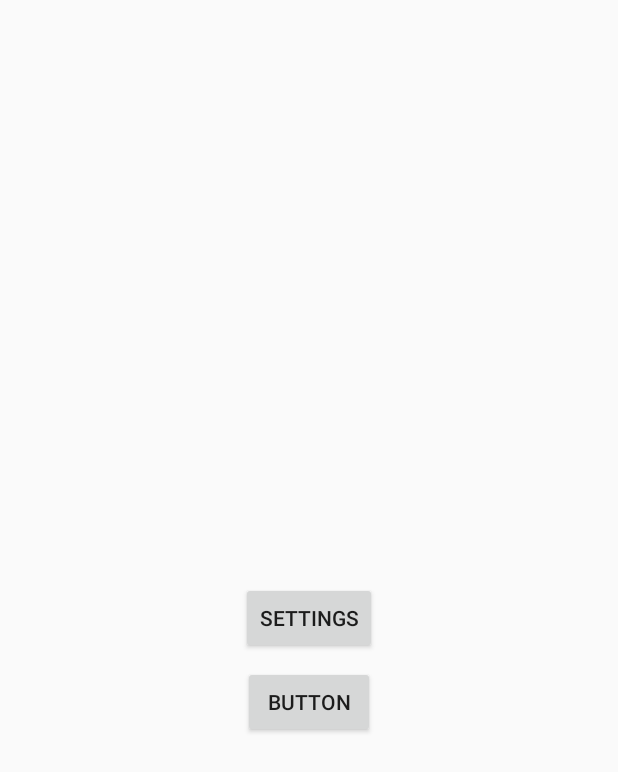
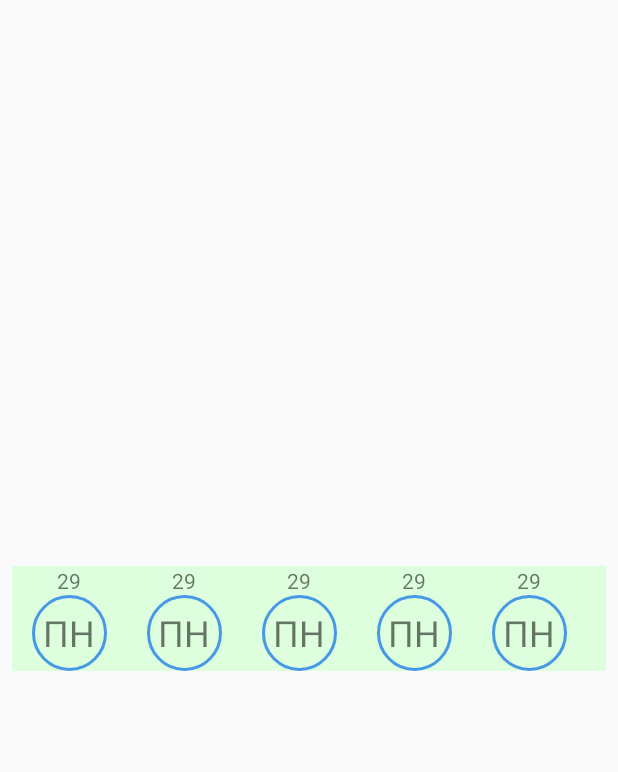
Before and after one commit to nsnk29/Schedule, an Android app: the screen it shows after launch (MainActivity), on a phone screen of 412 x 824 dp. Shown: the top 772 px of the screen. Run offline under Robolectric (Android 15) with nearby library versions, the phone set to English and light mode, and no system bars; libraries missing offline, so code that uses them is left out: io.realm, io.realm.kotlin; 4 statements that could not run were skipped.

Commit message:
Added recycleView to mainActivity

```diff
--- a/app/build.gradle
+++ b/app/build.gradle
@@ -41,5 +41,6 @@ dependencies {
     implementation "com.squareup.okhttp3:okhttp:4.0.1"
     implementation 'com.google.code.gson:gson:2.8.5'
     implementation "com.android.support:support-compat:28.0.0"
+    implementation "com.android.support:recyclerview-v7:28.1.0"
 
 }
--- a/app/src/main/java/com/example/schedule/MainActivity.kt
+++ b/app/src/main/java/com/example/schedule/MainActivity.kt
@@ -23,12 +23,18 @@ import java.net.URL
 import java.util.*
 import android.content.SharedPreferences
 import android.widget.TimePicker
+import androidx.recyclerview.widget.LinearLayoutManager
+import androidx.recyclerview.widget.OrientationHelper
+import kotlinx.android.synthetic.main.activity_main.*
+import androidx.recyclerview.widget.DividerItemDecoration
+
+
 
 
 class MainActivity : AppCompatActivity() {
 
     private lateinit var realm: Realm
-
+    private lateinit var mAdapter: MainAdapter
     companion object {
         const val CHANNEL_ID = "com.example.schedule"
     }
@@ -38,9 +44,17 @@ class MainActivity : AppCompatActivity() {
         setContentView(R.layout.activity_main)
         PreferenceManager.setDefaultValues(this, R.xml.root_preferences, false);
 
+        createNotificationChannel()
 
+        recycleView.layoutManager = LinearLayoutManager(
+            this,
+            OrientationHelper.HORIZONTAL,
+            false
+        )
+        mAdapter = MainAdapter()
+        recycleView.adapter = mAdapter
+        recycleView.addItemDecoration(MarginItemDecoration(20))
 
-        createNotificationChannel()
         Realm.init(this)
 
         realm = Realm.getDefaultInstance()
@@ -48,17 +62,6 @@ class MainActivity : AppCompatActivity() {
 
 
 }
-
-fun check(view: View){
-
-    val c = Calendar.getInstance()
-    c.set(Calendar.HOUR_OF_DAY, 18)
-    c.set(Calendar.MINUTE, 0)
-    c.set(Calendar.SECOND, 0)
-
-//    startAlarm(c)
-}
-
 
 
 
--- /dev/null
+++ b/app/src/main/java/com/example/schedule/MainAdapter.kt
@@ -0,0 +1,30 @@
+package com.example.schedule
+
+import android.view.LayoutInflater
+import android.view.View
+import android.view.ViewGroup
+import androidx.recyclerview.widget.RecyclerView
+
+
+class MainAdapter() :
+    RecyclerView.Adapter<MainAdapter.CustomViewHolder>() {
+
+    override fun getItemCount(): Int {
+        return 6
+    }
+
+    override fun onCreateViewHolder(parent: ViewGroup, viewType: Int): CustomViewHolder {
+        val view: View = LayoutInflater.from(parent.context).inflate(R.layout.one_day_layout, parent, false)
+        return CustomViewHolder(view)
+    }
+
+
+    override fun onBindViewHolder(holder: CustomViewHolder, position: Int) {
+        holder.
+    }
+
+    class CustomViewHolder(v: View) : RecyclerView.ViewHolder(v) {
+
+
+    }
+}
--- /dev/null
+++ b/app/src/main/java/com/example/schedule/MarginItemDecoration.kt
@@ -0,0 +1,15 @@
+package com.example.schedule
+
+import android.graphics.Rect
+import android.view.View
+import androidx.recyclerview.widget.RecyclerView
+
+class MarginItemDecoration(private val spaceHeight: Int) : RecyclerView.ItemDecoration() {
+    override fun getItemOffsets(outRect: Rect, view: View,
+                                parent: RecyclerView, state: RecyclerView.State) {
+        with(outRect) {
+            left =  spaceHeight
+            right = spaceHeight
+        }
+    }
+}
--- /dev/null
+++ b/app/src/main/res/drawable/rounded_frame.xml
@@ -0,0 +1,7 @@
+<shape xmlns:android="http://schemas.android.com/apk/res/android"
+       android:thickness="0dp"
+       android:shape="oval">
+    <stroke android:width="2dp"
+            android:color="#4799E8"/>
+    <corners android:radius="1dp" />
+</shape>
--- a/app/src/main/res/layout/activity_main.xml
+++ b/app/src/main/res/layout/activity_main.xml
@@ -6,23 +6,16 @@
         android:layout_width="match_parent"
         android:layout_height="match_parent"
         tools:context=".MainActivity" android:id="@+id/wrapper">
-
-
-    <Button
-            android:text="settings"
-            android:layout_width="wrap_content"
+    <androidx.recyclerview.widget.RecyclerView
+            android:layout_width="match_parent"
             android:layout_height="wrap_content"
-            android:id="@+id/settingsButton" app:layout_constraintEnd_toEndOf="parent"
-            app:layout_constraintStart_toStartOf="parent" app:layout_constraintTop_toTopOf="parent"
-            app:layout_constraintBottom_toBottomOf="parent"
-            android:onClick="startSettings"/>
-    <Button
-            android:text="Button"
-            android:layout_width="wrap_content"
-            android:layout_height="wrap_content"
-            android:id="@+id/button2" android:layout_marginTop="8dp"
-            app:layout_constraintTop_toBottomOf="@+id/settingsButton" android:onClick="check"
+            android:id="@+id/recycleView"
             app:layout_constraintStart_toStartOf="parent"
             app:layout_constraintEnd_toEndOf="parent"
+            android:layout_marginStart="8dp"
+            android:layout_marginEnd="8dp" app:layout_constraintBottom_toBottomOf="parent"
+            app:layout_constraintTop_toTopOf="parent"
+            android:background="#FDFD"
+
     />
 </androidx.constraintlayout.widget.ConstraintLayout>
--- /dev/null
+++ b/app/src/main/res/layout/one_day_layout.xml
@@ -0,0 +1,20 @@
+<?xml version="1.0" encoding="utf-8"?>
+<LinearLayout xmlns:android="http://schemas.android.com/apk/res/android"
+              android:orientation="vertical"
+              android:layout_width="50dp"
+              android:layout_height="70dp">
+
+    <TextView
+            android:text="29"
+            android:layout_width="match_parent"
+            android:layout_height="wrap_content"
+            android:id="@+id/date"
+            android:gravity="center"/>
+    <TextView
+            android:text="ПН"
+            android:layout_width="match_parent"
+            android:layout_height="match_parent"
+            android:id="@+id/nameOfDay"
+            android:background="@drawable/rounded_frame"
+            android:gravity="center" android:textSize="24sp"/>
+</LinearLayout>
```
